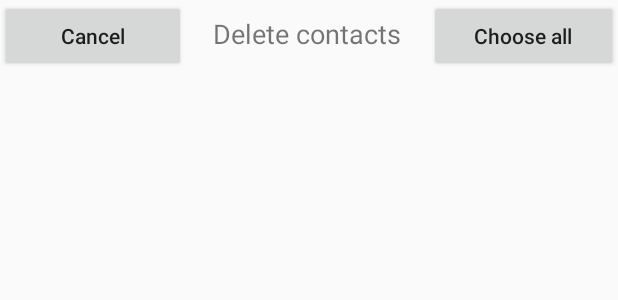
After one commit to gastar123/Contacts, an Android app: the layout delete_contacts.xml on its own in the app's theme, with its tools: preview values and no code run, on a phone screen of 412 x 824 dp. The commit adds this screen. Shown: the top 300 px of the screen. Run offline under Robolectric (Android 15) with nearby library versions, the phone set to English and light mode, and no system bars.

Commit message:
Список - Почти звонилка(12.03.19)

```diff
--- a/app/src/main/AndroidManifest.xml
+++ b/app/src/main/AndroidManifest.xml
@@ -12,7 +12,8 @@
         android:roundIcon="@mipmap/ic_launcher_round"
         android:supportsRtl="true"
         android:theme="@style/AppTheme">
-        <activity android:name=".PhoneActivity"></activity>
+        <activity android:name=".DeleteActivity"></activity>
+        <activity android:name=".PhoneActivity" />
         <activity android:name=".MainActivity">
             <intent-filter>
                 <action android:name="android.intent.action.MAIN" />
--- a/app/src/main/java/com/example/contacts/ContactAdapter.java
+++ b/app/src/main/java/com/example/contacts/ContactAdapter.java
@@ -33,6 +33,7 @@ public class ContactAdapter extends ArrayAdapter<Contact> {
         TextView tvNumber = convertView.findViewById(R.id.tvNumber);
         tvNumber.setText(contact.getPhone());
         ImageView call = convertView.findViewById(R.id.call);
+        if (call != null) {
             call.setOnClickListener(new View.OnClickListener() {
                 @Override
                 public void onClick(View v) {
@@ -41,6 +42,7 @@ public class ContactAdapter extends ArrayAdapter<Contact> {
                     getContext().startActivity(intent);
                 }
             });
+        }
         return convertView;
     }
 }
--- /dev/null
+++ b/app/src/main/java/com/example/contacts/DeleteActivity.java
@@ -0,0 +1,18 @@
+package com.example.contacts;
+
+import android.support.v7.app.AppCompatActivity;
+import android.os.Bundle;
+import android.widget.ListView;
+
+public class DeleteActivity extends AppCompatActivity {
+
+    private ListView lvDelete;
+
+    @Override
+    protected void onCreate(Bundle savedInstanceState) {
+        super.onCreate(savedInstanceState);
+        setContentView(R.layout.delete_contacts);
+
+        lvDelete = findViewById(R.id.lvDelete);
+    }
+}
--- a/app/src/main/java/com/example/contacts/MainActivity.java
+++ b/app/src/main/java/com/example/contacts/MainActivity.java
@@ -74,6 +74,15 @@ public class MainActivity extends AppCompatActivity {
                 intent.putExtra("requestCode", CHANGE_CONTACT);
                 intent.putExtra("contact", phoneBook.get(position));
                 startActivityForResult(intent, CHANGE_CONTACT);
+            }
+        });
+
+        lvMain.setOnItemLongClickListener(new AdapterView.OnItemLongClickListener() {
+            @Override
+            public boolean onItemLongClick(AdapterView<?> parent, View view, int position, long id) {
+                Intent intent = new Intent(MainActivity.this, DeleteActivity.class);
+                startActivity(intent);
+                return false;
             }
         });
 
--- /dev/null
+++ b/app/src/main/res/layout/delete_contacts.xml
@@ -0,0 +1,53 @@
+<?xml version="1.0" encoding="utf-8"?>
+<android.support.design.widget.CoordinatorLayout xmlns:android="http://schemas.android.com/apk/res/android"
+    xmlns:app="http://schemas.android.com/apk/res-auto"
+    xmlns:tools="http://schemas.android.com/tools"
+    android:layout_width="match_parent"
+    android:layout_height="match_parent"
+    android:orientation="vertical">
+
+    <LinearLayout
+        android:layout_width="match_parent"
+        android:layout_height="wrap_content"
+        android:orientation="horizontal">
+
+        <Button
+            android:id="@+id/button4"
+            android:layout_width="wrap_content"
+            android:layout_height="wrap_content"
+            android:layout_weight="1"
+            android:text="Cancel"
+            android:textAllCaps="false" />
+
+        <TextView
+            android:id="@+id/textView3"
+            android:layout_width="wrap_content"
+            android:layout_height="wrap_content"
+            android:layout_weight="1"
+            android:gravity="center"
+            android:text="Delete contacts"
+            android:textSize="18sp" />
+
+        <Button
+            android:id="@+id/button5"
+            android:layout_width="wrap_content"
+            android:layout_height="wrap_content"
+            android:layout_weight="1"
+            android:text="Choose all"
+            android:textAllCaps="false" />
+    </LinearLayout>
+
+    <LinearLayout
+        android:layout_width="match_parent"
+        android:layout_height="wrap_content"
+        android:layout_gravity="bottom"
+        android:orientation="vertical">
+
+        <ListView
+            android:id="@+id/lvDelete"
+            android:layout_width="match_parent"
+            android:layout_height="681dp"
+            android:choiceMode="multipleChoice" />
+    </LinearLayout>
+
+</android.support.design.widget.CoordinatorLayout>
```
Lines whose indentation alone changed are shown as unchanged.
